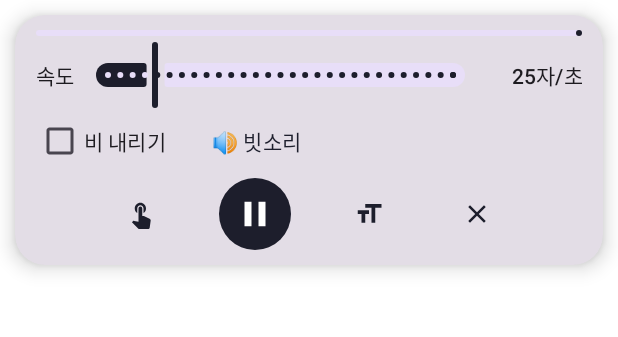
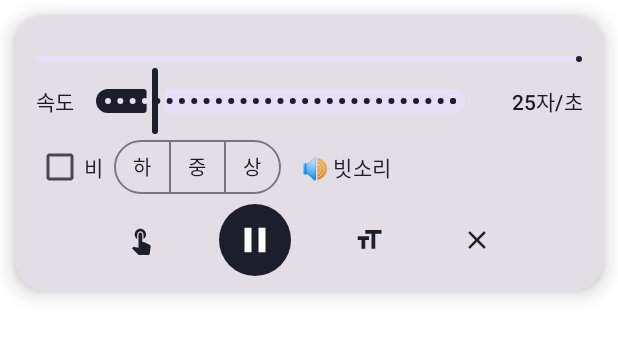
Before and after one commit to Joyong133/Ghj, an Android app: the layout srr_bar.xml on its own in the app's theme, with its tools: preview values and no code run, on a phone screen of 412 x 824 dp. Shown: the top 337 px of the screen. Run offline under Robolectric (Android 15) with nearby library versions, the phone set to English and light mode, and no system bars; network calls fail.

Commit message:
스르륵: rain intensity (low / medium / high)
A 하·중·상 control next to the rain checkbox sets how hard it rains.
The current rain is 하; 중 and 상 bring about 2x and 3.2x as many
streaks, slightly faster and longer drops, stronger wind, more beads
and splashes and a thicker mist, and make the rain, window and roof
sounds denser and somewhat louder (peaks stay below 0.7). It applies
live, is remembered, and still runs at 60 fps. On Android the time
left moved above the progress bar to make room.

Co-Authored-By: Claude Opus 5.5 <noreply@anthropic.com>
Claude-Session: https://claude.ai/code/session_01KCsUxxjxt9ZpLjDcNeEENP

```diff
--- a/arena-android/app/src/main/res/layout/srr_bar.xml
+++ b/arena-android/app/src/main/res/layout/srr_bar.xml
@@ -16,6 +16,16 @@
         android:paddingTop="10dp"
         android:paddingEnd="14dp"
         android:paddingBottom="6dp">
+
+        <TextView
+            android:id="@+id/srrTime"
+            android:layout_width="match_parent"
+            android:layout_height="wrap_content"
+            android:layout_marginBottom="2dp"
+            android:gravity="end"
+            android:maxLines="1"
+            android:textAppearance="?attr/textAppearanceLabelSmall"
+            android:textColor="?android:attr/textColorSecondary" />
 
         <com.google.android.material.progressindicator.LinearProgressIndicator
             android:id="@+id/srrProgress"
@@ -69,31 +79,52 @@
                 android:id="@+id/srrRain"
                 android:layout_width="wrap_content"
                 android:layout_height="wrap_content"
-                android:layout_marginEnd="16dp"
+                android:layout_marginEnd="4dp"
                 android:minHeight="40dp"
-                android:text="비 내리기"
+                android:contentDescription="비 내리기"
+                android:text="비"
                 android:textAppearance="?attr/textAppearanceLabelLarge" />
+
+            <com.google.android.material.button.MaterialButtonToggleGroup
+                android:id="@+id/srrRainLevel"
+                android:layout_width="wrap_content"
+                android:layout_height="wrap_content"
+                android:layout_marginEnd="6dp"
+                android:contentDescription="비 강도"
+                app:selectionRequired="true"
+                app:singleSelection="true">
+
+                <com.google.android.material.button.MaterialButton
+                    android:id="@+id/rainLow"
+                    style="@style/SrrMini"
+                    android:text="하" />
+
+                <com.google.android.material.button.MaterialButton
+                    android:id="@+id/rainMid"
+                    style="@style/SrrMini"
+                    android:text="중" />
+
+                <com.google.android.material.button.MaterialButton
+                    android:id="@+id/rainHigh"
+                    style="@style/SrrMini"
+                    android:text="상" />
+            </com.google.android.material.button.MaterialButtonToggleGroup>
 
             <com.google.android.material.button.MaterialButton
                 android:id="@+id/srrSound"
                 style="@style/Widget.Material3.Button.TextButton"
-                android:layout_width="wrap_content"
+                android:layout_width="0dp"
                 android:layout_height="wrap_content"
+                android:layout_weight="1"
+                android:ellipsize="end"
+                android:gravity="start|center_vertical"
+                android:maxLines="1"
                 android:minHeight="40dp"
                 android:paddingStart="8dp"
                 android:paddingEnd="8dp"
                 android:text="🔊 빗소리"
                 android:contentDescription="집중 소리 고르기" />
 
-            <TextView
-                android:id="@+id/srrTime"
-                android:layout_width="0dp"
-                android:layout_height="wrap_content"
-                android:layout_weight="1"
-                android:gravity="end"
-                android:maxLines="1"
-                android:textAppearance="?attr/textAppearanceLabelMedium"
-                android:textColor="?android:attr/textColorSecondary" />
         </LinearLayout>
 
         <!-- 앱 밖으로 못 나가게 켜져 있을 때만 보임: 나가지 않고 쓸 수 있는 앱 -->
--- a/arena-android/app/src/main/res/values/styles_srr.xml
+++ b/arena-android/app/src/main/res/values/styles_srr.xml
@@ -16,4 +16,17 @@
         <item name="android:paddingEnd">4dp</item>
         <item name="android:maxLines">1</item>
     </style>
+
+    <!-- 막대 안의 작은 버튼 (비 강도 하·중·상) -->
+    <style name="SrrMini" parent="Widget.Material3.Button.OutlinedButton">
+        <item name="android:layout_width">wrap_content</item>
+        <item name="android:layout_height">36dp</item>
+        <item name="android:minWidth">38dp</item>
+        <item name="android:minHeight">36dp</item>
+        <item name="android:paddingStart">0dp</item>
+        <item name="android:paddingEnd">0dp</item>
+        <item name="android:insetTop">0dp</item>
+        <item name="android:insetBottom">0dp</item>
+        <item name="android:textSize">13sp</item>
+    </style>
 </resources>
```
Also changed, not shown: arena-android/app/src/main/java/com/ghj/arena/MainActivity.kt (+15 -1 lines), 4 other files.
